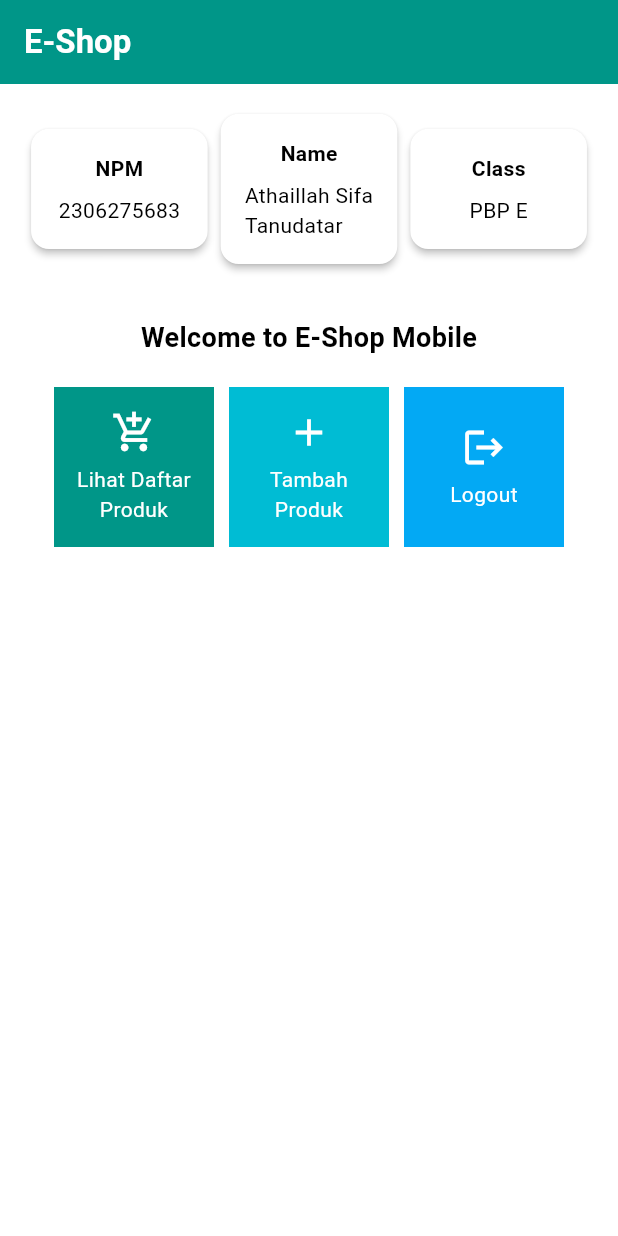
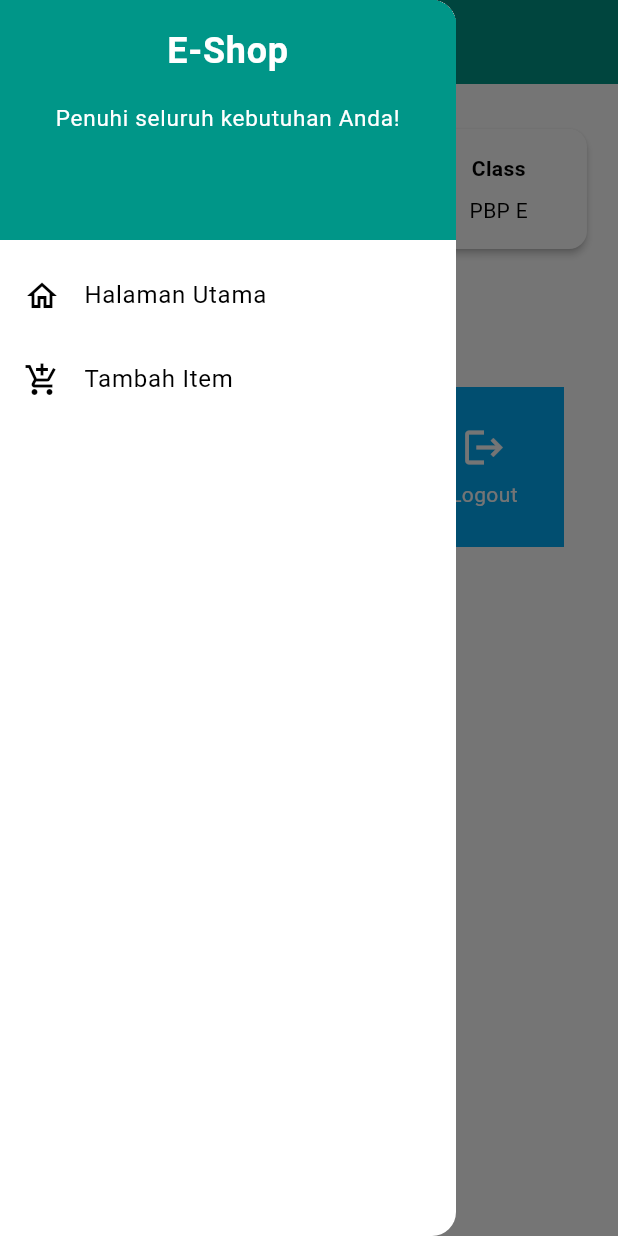
Before and after one commit to AthaillahIS/e_shop_mobile, a Flutter app: the screen it shows after launch, with the side drawer open (before the commit the screen has no drawer), on a phone screen of 412 x 824 dp. Run offline on Flutter 3.47's test engine with Material 3 defaults, Android fonts, the phone set to English and light mode, and no system bars.

Commit message:
Tugas 8 selesai

```diff
--- a/lib/main.dart
+++ b/lib/main.dart
@@ -1,5 +1,5 @@
-import 'package:flutter/material.dart';
-import 'package:eshop/menu.dart';
+import "package:flutter/material.dart";
+import 'package:eshop/screens/menu.dart';
 
 void main() {
   runApp(const MyApp());
--- a/lib/menu.dart
+++ b/lib/screens/menu.dart
@@ -1,12 +1,14 @@
 import 'package:flutter/material.dart';
+import 'package:eshop/widgets/left_drawer.dart';
+import 'package:eshop/widgets/item_card.dart';
 
 class MyHomePage extends StatelessWidget {
   final String npm = '2306275683';
   final String name = 'Athaillah Sifa Tanudatar';
   final String className = 'PBP E';
-  static const IconData add_shopping_cart = IconData(0xe05a, fontFamily: 'MaterialIcons');
+  static const IconData addShoppingCart = IconData(0xe05a, fontFamily: 'MaterialIcons');
   final List<ItemHomepage> items = [
-    ItemHomepage("Lihat Daftar Produk", add_shopping_cart, Colors.teal),
+    ItemHomepage("Lihat Daftar Produk", addShoppingCart, Colors.teal),
     ItemHomepage("Tambah Produk", Icons.add, Colors.cyan),
     ItemHomepage("Logout", Icons.logout, Colors.lightBlue),
   ];
@@ -18,7 +20,7 @@ class MyHomePage extends StatelessWidget {
     return Scaffold(
       // AppBar adalah bagian atas halaman yang menampilkan judul.
       appBar: AppBar(
-        // Judul aplikasi "Mental Health Tracker" dengan teks putih dan tebal.
+        iconTheme: const IconThemeData(color: Colors.white),
         title: const Text(
           'E-Shop',
           style: TextStyle(
@@ -29,6 +31,7 @@ class MyHomePage extends StatelessWidget {
         // Warna latar belakang AppBar diambil dari skema warna tema aplikasi.
         backgroundColor: Theme.of(context).colorScheme.primary,
       ),
+      drawer: const LeftDrawer(),
       // Body halaman dengan padding di sekelilingnya.
       body: Padding(
         padding: const EdgeInsets.all(16.0),
@@ -59,7 +62,7 @@ class MyHomePage extends StatelessWidget {
                   const Padding(
                     padding: EdgeInsets.only(top: 16.0),
                     child: Text(
-                      'Welcome to E-Shop Mobile',
+                      'Welcome to E-Shop',
                       style: TextStyle(
                         fontWeight: FontWeight.bold,
                         fontSize: 18.0,
@@ -90,13 +93,6 @@ class MyHomePage extends StatelessWidget {
       ),
     );
   }
-}
-
-class ItemHomepage {
-  final String name;
-  final IconData icon;
-  final Color color;
-  ItemHomepage(this.name, this.icon, this.color);
 }
 
 class InfoCard extends StatelessWidget {
@@ -131,55 +127,3 @@ class InfoCard extends StatelessWidget {
     );
   }
 }
-class ItemCard extends StatelessWidget {
-  // Menampilkan kartu dengan ikon dan nama.
-  final ItemHomepage item;
-
-  const ItemCard(this.item, {super.key});
-
-  @override
-  Widget build(BuildContext context) {
-    return Material(
-      // Menentukan warna latar belakang dari tema aplikasi.
-      color: Theme.of(context).colorScheme.secondary,
-      // Membuat sudut kartu melengkung.
-      borderRadius: BorderRadius.circular(12),
-
-      child: InkWell(
-        // Aksi ketika kartu ditekan.
-        onTap: () {
-          // Menampilkan pesan SnackBar saat kartu ditekan.
-          ScaffoldMessenger.of(context)
-            ..hideCurrentSnackBar()
-            ..showSnackBar(
-                SnackBar(content: Text("Kamu telah menekan tombol ${item.name}!"))
-            );
-        },
-        // Container untuk menyimpan Icon dan Text
-        child: Container(
-          color: item.color,
-          padding: const EdgeInsets.all(8),
-          child: Center(
-            child: Column(
-              // Menyusun ikon dan teks di tengah kartu.
-              mainAxisAlignment: MainAxisAlignment.center,
-              children: [
-                Icon(
-                  item.icon,
-                  color: Colors.white,
-                  size: 30.0,
-                ),
-                const Padding(padding: EdgeInsets.all(3)),
-                Text(
-                  item.name,
-                  textAlign: TextAlign.center,
-                  style: const TextStyle(color: Colors.white),
-                ),
-              ],
-            ),
-          ),
-        ),
-      ),
-    );
-  }
-}
--- /dev/null
+++ b/lib/widgets/item_card.dart
@@ -0,0 +1,73 @@
+import 'package:eshop/screens/itementry_form.dart';
+import 'package:flutter/material.dart';
+
+class ItemHomepage {
+  final String name;
+  final IconData icon;
+  final Color color;
+
+  ItemHomepage(this.name, this.icon, this.color);
+}
+
+class ItemCard extends StatelessWidget {
+  // Menampilkan kartu dengan ikon dan nama.
+
+  final ItemHomepage item;
+
+  const ItemCard(this.item, {super.key});
+
+  @override
+  Widget build(BuildContext context) {
+    return Material(
+      // Menentukan warna latar belakang dari tema aplikasi.
+      color: Theme.of(context).colorScheme.secondary,
+      // Membuat sudut kartu melengkung.
+      borderRadius: BorderRadius.circular(12),
+
+      child: InkWell(
+        // Aksi ketika kartu ditekan.
+        onTap: () {
+          // Memunculkan SnackBar ketika diklik
+          ScaffoldMessenger.of(context)
+            ..hideCurrentSnackBar()
+            ..showSnackBar(SnackBar(
+                content: Text("Kamu telah menekan tombol ${item.name}!")));
+
+          // Navigate ke route yang sesuai (tergantung jenis tombol)
+          if (item.name == "Tambah Mood") {
+            Navigator.push(
+              context,
+              MaterialPageRoute(
+                builder: (context) => const ItemEntryFormPage(),
+              ),
+            );
+          }
+        },
+        // Container untuk menyimpan Icon dan Text
+        child: Container(
+          color: item.color,
+          padding: const EdgeInsets.all(8),
+          child: Center(
+            child: Column(
+              // Menyusun ikon dan teks di tengah kartu.
+              mainAxisAlignment: MainAxisAlignment.center,
+              children: [
+                Icon(
+                  item.icon,
+                  color: Colors.white,
+                  size: 30.0,
+                ),
+                const Padding(padding: EdgeInsets.all(3)),
+                Text(
+                  item.name,
+                  textAlign: TextAlign.center,
+                  style: const TextStyle(color: Colors.white),
+                ),
+              ],
+            ),
+          ),
+        ),
+      ),
+    );
+  }
+}
--- /dev/null
+++ b/lib/widgets/left_drawer.dart
@@ -0,0 +1,75 @@
+import 'package:flutter/material.dart';
+import 'package:eshop/screens/menu.dart';
+import 'package:eshop/screens/itementry_form.dart';
+
+class LeftDrawer extends StatelessWidget {
+  const LeftDrawer({super.key});
+
+  @override
+  Widget build(BuildContext context) {
+    return Drawer(
+      child: ListView(
+        children: [
+          DrawerHeader(
+            decoration: BoxDecoration(
+              color: Theme.of(context).colorScheme.primary,
+            ),
+            child: const Column(
+              children: [
+                Text(
+                  'E-Shop',
+                  textAlign: TextAlign.center,
+                  style: TextStyle(
+                    fontSize: 24,
+                    fontWeight: FontWeight.bold,
+                    color: Colors.white,
+                  ),
+                ),
+                Padding(padding: EdgeInsets.all(8)),
+                Text(
+                    "Penuhi seluruh kebutuhan Anda!",
+                    textAlign: TextAlign.center,
+                    style: TextStyle(
+                      fontSize: 15,
+                      color:Colors.white,
+                      fontWeight: FontWeight.normal,
+                    )
+                ),
+              ],
+            ),
+          ),
+          ListTile(
+            leading: const Icon(Icons.home_outlined),
+            title: const Text('Halaman Utama'),
+            // Bagian redirection ke MyHomePage
+            onTap: () {
+              Navigator.pushReplacement(
+                  context,
+                  MaterialPageRoute(
+                    builder: (context) => MyHomePage(),
+                  ));
+            },
+          ),
+          ListTile(
+            leading: const Icon(Icons.add_shopping_cart),
+            title: const Text('Tambah Item'),
+            // Bagian redirection ke MoodEntryFormPage
+            onTap: () {
+              Navigator.push(
+                context,
+                MaterialPageRoute(
+                  builder: (context) => const ItemEntryFormPage(),
+                ),
+              );
+
+              /*
+      TODO: Buatlah routing ke MoodEntryFormPage di sini,
+      setelah halaman MoodEntryFormPage sudah dibuat.
+      */
+            },
+          ),
+        ],
+      ),
+    );
+  }
+}
```
Also changed, not shown: lib/screens/itementry_form.dart (added, +223 -0 lines), 1 other file.
